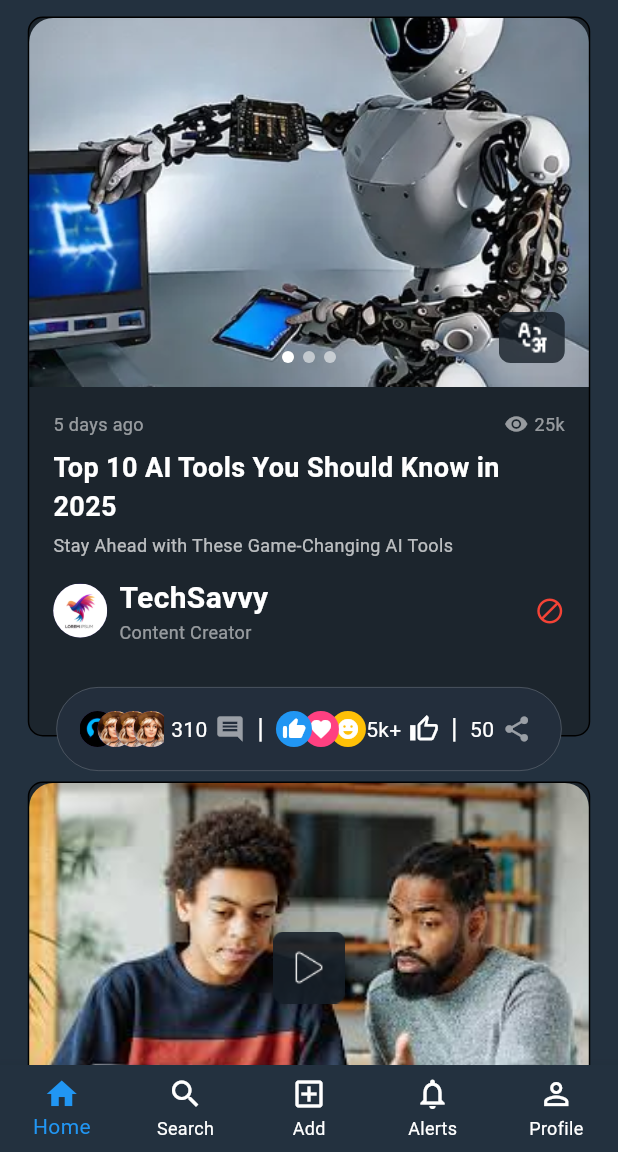
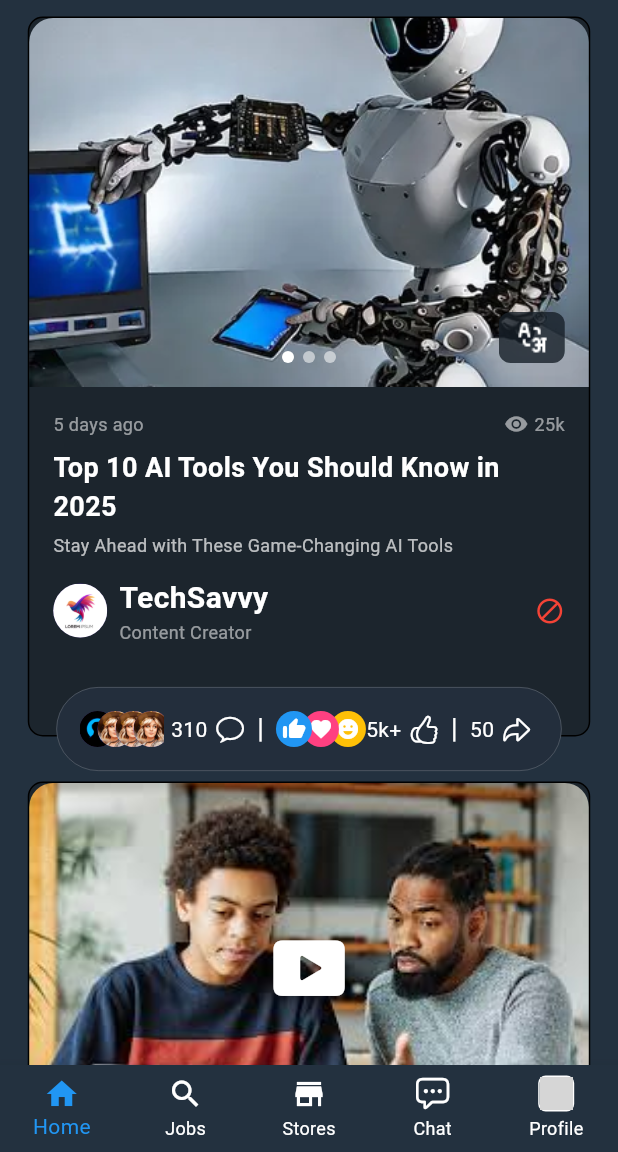
Before and after one commit to rajni2002491/BlueCs, a Flutter app: the screen it shows after launch, scrolled down 576 dp, on a phone screen of 412 x 824 dp, the part 84-1236 px from its top. Run offline on Flutter 3.47's test engine with Material 3 defaults, Android fonts, the phone set to English and light mode, and no system bars; grey boxes are pictures that could not be loaded.

Commit message:
fix profile image

```diff
--- a/lib/home_page.dart
+++ b/lib/home_page.dart
@@ -1,4 +1,5 @@
 import 'package:flutter/material.dart';
+import 'package:flutter/cupertino.dart';
 import 'widgets.dart';
 
 class HomePage extends StatelessWidget {
@@ -72,6 +73,27 @@ class HomePage extends StatelessWidget {
           TextCard(),
           const SizedBox(height: 15),
           PollCard(),
+          const SizedBox(height: 30),
+          SizedBox(
+            height: 181,
+            child: SingleChildScrollView(
+              scrollDirection: Axis.horizontal,
+              child: Row(
+                children: List.generate(
+                  10,
+                  (index) => ClipRRect(
+                    borderRadius: BorderRadius.circular(10),
+                    child: Container(
+                      width: 103,
+                      height: 181,
+                      margin: EdgeInsets.only(right: 10),
+                      color: Colors.blueGrey,
+                    ),
+                  ),
+                ),
+              ),
+            ),
+          ),
         ],
       ),
       bottomNavigationBar: BottomNavigationBar(
@@ -79,15 +101,31 @@ class HomePage extends StatelessWidget {
         selectedItemColor: Colors.blue,
         unselectedItemColor: Colors.white,
         type: BottomNavigationBarType.fixed,
-        items: const [
+        items: [
           BottomNavigationBarItem(icon: Icon(Icons.home), label: 'Home'),
-          BottomNavigationBarItem(icon: Icon(Icons.search), label: 'Search'),
+          BottomNavigationBarItem(icon: Icon(Icons.search), label: 'Jobs'),
+          BottomNavigationBarItem(icon: Icon(Icons.store), label: 'Stores'),
           BottomNavigationBarItem(
-              icon: Icon(Icons.add_box_outlined), label: 'Add'),
+              icon: Icon(CupertinoIcons.ellipses_bubble), label: 'Chat'),
           BottomNavigationBarItem(
-              icon: Icon(Icons.notifications_none), label: 'Alerts'),
-          BottomNavigationBarItem(
-              icon: Icon(Icons.person_outline), label: 'Profile'),
+              icon: Container(
+                width: 24,
+                height: 24,
+                decoration: BoxDecoration(
+                  borderRadius: BorderRadius.circular(5),
+                  border: Border.all(color: Colors.white, width: 1),
+                ),
+                child: ClipRRect(
+                  borderRadius: BorderRadius.circular(5),
+                  child: Image.asset(
+                    'assets/images/profileuser.png',
+                    width: 24,
+                    height: 24,
+                    fit: BoxFit.cover,
+                  ),
+                ),
+              ),
+              label: 'Profile'),
         ],
       ),
     );
--- a/lib/widgets.dart
+++ b/lib/widgets.dart
@@ -1,6 +1,15 @@
 import 'package:flutter/material.dart';
+import 'package:flutter/cupertino.dart';
 
 // Helper for fallback avatar
+
+const String iconFont = 'MaterialIcons';
+const String? iconFontPackage = null;
+const IconData chat_bubble = IconData(
+  0xf3fb,
+  fontFamily: iconFont,
+  fontPackage: iconFontPackage,
+);
 
 class PostCard extends StatelessWidget {
   final String imagePath;
@@ -194,10 +203,10 @@ class VideoCard extends StatelessWidget {
                       ),
                       Positioned.fill(
                         child: Center(
-                          child: Image.asset(
-                            'assets/images/play_button.png',
-                            width: 48,
-                            height: 48,
+                          child: Icon(
+                            CupertinoIcons.play_rectangle_fill,
+                            color: Colors.white,
+                            size: 48,
                           ),
                         ),
                       ),
@@ -701,7 +710,7 @@ class ActionBar extends StatelessWidget {
             const SizedBox(width: 5),
             Text('310', style: TextStyle(color: Colors.white, fontSize: 14)),
             const SizedBox(width: 5),
-            Icon(Icons.comment, color: Colors.white54, size: 20),
+            Icon(CupertinoIcons.chat_bubble, color: Colors.white, size: 20),
             const SizedBox(width: 8),
             Text("|", style: TextStyle(color: Colors.white, fontSize: 18)),
             const SizedBox(width: 8),
@@ -740,7 +749,7 @@ class ActionBar extends StatelessWidget {
                 Text('5k+',
                     style: TextStyle(color: Colors.white, fontSize: 14)),
                 const SizedBox(width: 5),
-                Icon(Icons.thumb_up_alt_outlined,
+                Icon(CupertinoIcons.hand_thumbsup,
                     color: Colors.white, size: 20),
                 const SizedBox(width: 8),
               ],
@@ -749,7 +758,8 @@ class ActionBar extends StatelessWidget {
             const SizedBox(width: 8),
             Text('50', style: TextStyle(color: Colors.white, fontSize: 14)),
             const SizedBox(width: 5),
-            Icon(Icons.share, color: Colors.white54, size: 20),
+            Icon(CupertinoIcons.arrowshape_turn_up_right,
+                color: Colors.white, size: 20),
           ],
         ),
       ),
```
Also changed, not shown: assets/images/makeup1.png (added), assets/images/makeup2.png (added), assets/images/makeup3.png (added), assets/images/makeup4.png (added), 1 other file.
